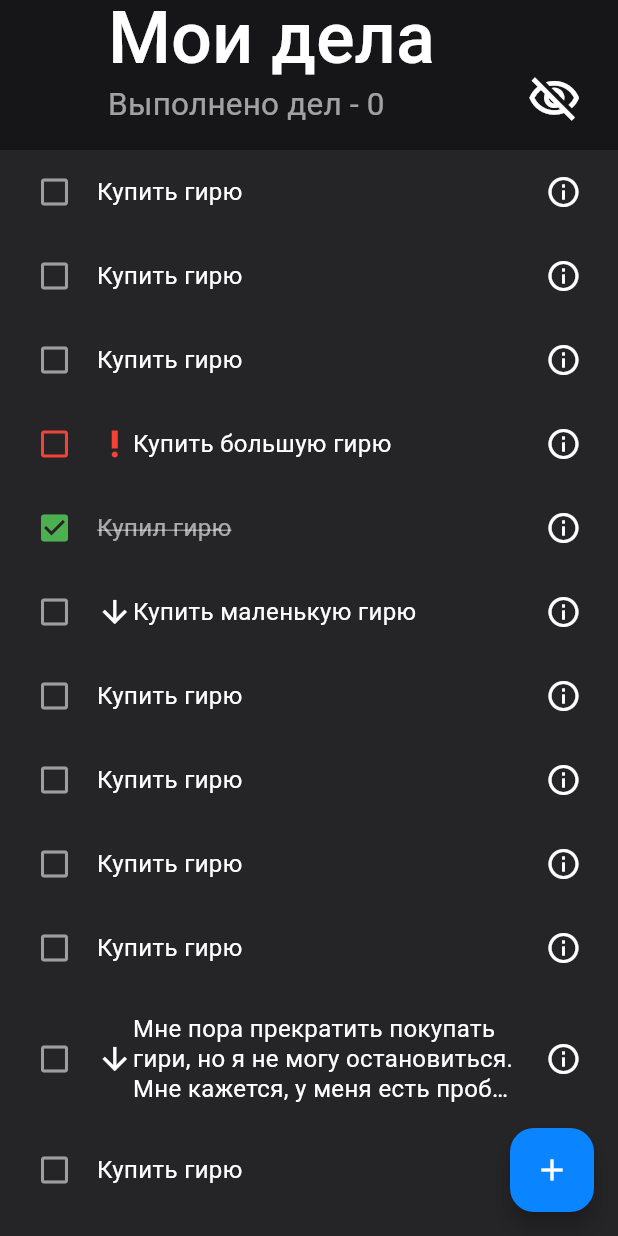
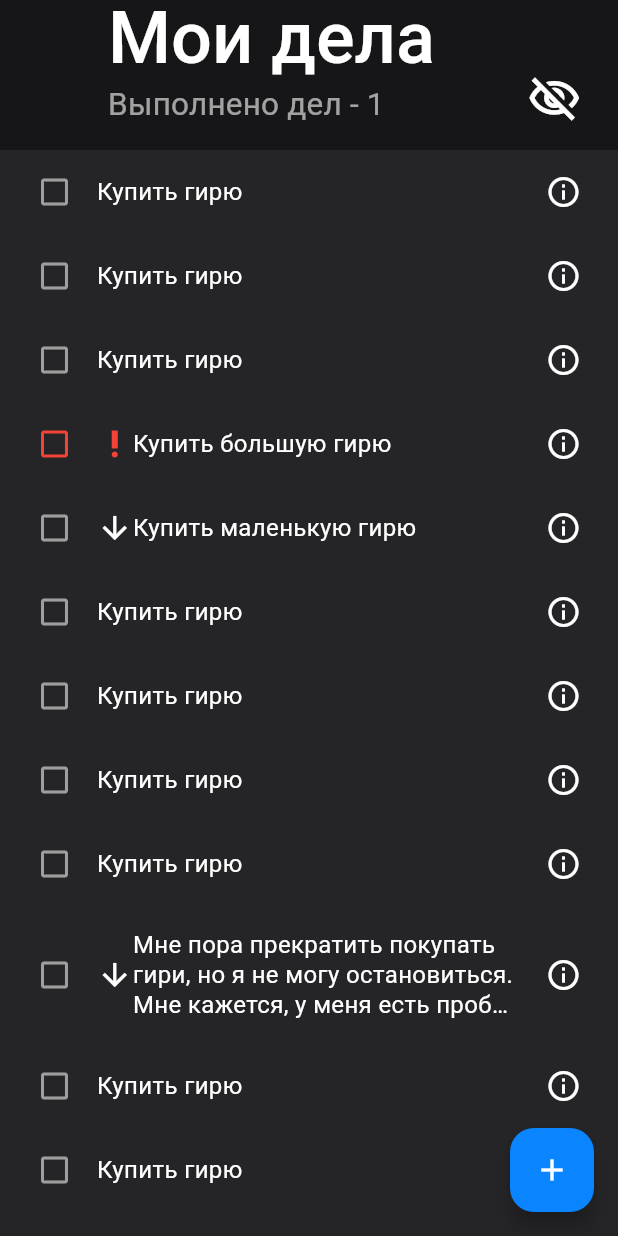
Before and after one commit to osekine/ToDoApp, a Flutter app: the screen it shows after launch, on a phone screen of 412 x 824 dp. Run offline on Flutter 3.47's test engine with Material 3 defaults, Android fonts, the phone set to English and light mode, and no system bars; our stand-ins replace google_fonts.

Commit message:
add toggle visibility of done chores

```diff
--- a/lib/features/manage_chores/domain/chore_list_provider.dart
+++ b/lib/features/manage_chores/domain/chore_list_provider.dart
@@ -5,11 +5,15 @@ import '../../../models/chore.dart';
 class ChoreListProvider extends InheritedWidget {
   final List<Chore> chores;
   final bool isDoneVisible;
+  final ScrollController scrollController;
+  final VoidCallback onToggleVisible;
 
   const ChoreListProvider(
       {super.key,
       required this.chores,
       required this.isDoneVisible,
+      required this.scrollController,
+      required this.onToggleVisible,
       required super.child});
 
   @override
@@ -25,4 +29,6 @@ class ChoreListProvider extends InheritedWidget {
 
   List<Chore> get choreList =>
       isDoneVisible ? chores : chores.where((chore) => !chore.isDone).toList();
+
+  int get doneCount => chores.where((chore) => chore.isDone).length;
 }
--- a/lib/features/manage_chores/presentation/screens/home.dart
+++ b/lib/features/manage_chores/presentation/screens/home.dart
@@ -1,4 +1,6 @@
 import 'package:flutter/material.dart';
+import 'package:to_do_app/features/manage_chores/domain/chore_list_provider.dart';
+import 'package:to_do_app/models/chore.dart';
 
 import '../../../add_chore/presentation/screens/new_chore.dart';
 import '../widgets/chore_list_body_widget.dart';
@@ -13,29 +15,37 @@ class HomeScreen extends StatefulWidget {
 
 class _HomeScreenState extends State<HomeScreen> {
   late final ScrollController _controller;
+  bool isDoneVisible = false;
 
-  void _moveSubtitle() {
-    if (_controller.offset < 100) setState(() {});
+  void toggleVisible() {
+    setState(() {
+      isDoneVisible = !isDoneVisible;
+    });
   }
 
   @override
   void initState() {
     super.initState();
     _controller = ScrollController();
-    _controller.addListener(_moveSubtitle);
   }
 
   @override
   Widget build(BuildContext context) {
-    return Scaffold(
-        floatingActionButton: FloatingActionButton(
-          onPressed: () => Navigator.of(context).push(MaterialPageRoute(
-              builder: ((context) => const NewChoreScreen()))),
-          child: const Icon(Icons.add),
-        ),
-        body: CustomScrollView(controller: _controller, slivers: [
-          ChoreTitleAppbar(controller: _controller),
-          const ChoreListBodyWidget(),
-        ]));
+    return ChoreListProvider(
+      onToggleVisible: toggleVisible,
+      scrollController: _controller,
+      chores: dumbell,
+      isDoneVisible: isDoneVisible,
+      child: Scaffold(
+          floatingActionButton: FloatingActionButton(
+            onPressed: () => Navigator.of(context).push(MaterialPageRoute(
+                builder: ((context) => const NewChoreScreen()))),
+            child: const Icon(Icons.add),
+          ),
+          body: CustomScrollView(controller: _controller, slivers: const [
+            ChoreTitleAppbar(),
+            ChoreListBodyWidget(),
+          ])),
+    );
   }
 }
--- /dev/null
+++ b/lib/features/manage_chores/presentation/widgets/visibility_widget.dart
@@ -0,0 +1,18 @@
+import 'package:flutter/material.dart';
+import 'package:to_do_app/features/manage_chores/domain/chore_list_provider.dart';
+
+class VisibilityWidget extends StatelessWidget {
+  const VisibilityWidget({
+    super.key,
+  });
+
+  @override
+  Widget build(BuildContext context) {
+    final provider = ChoreListProvider.of(context);
+    return GestureDetector(
+        onTap: () => provider.onToggleVisible(),
+        child: provider.isDoneVisible
+            ? const Icon(Icons.visibility_outlined)
+            : const Icon(Icons.visibility_off_outlined));
+  }
+}
```
Also changed, not shown: lib/features/manage_chores/presentation/widgets/chore_list_body_widget.dart (+5 -5 lines), lib/features/manage_chores/presentation/widgets/chore_title_appbar.dart (+20 -8 lines).
